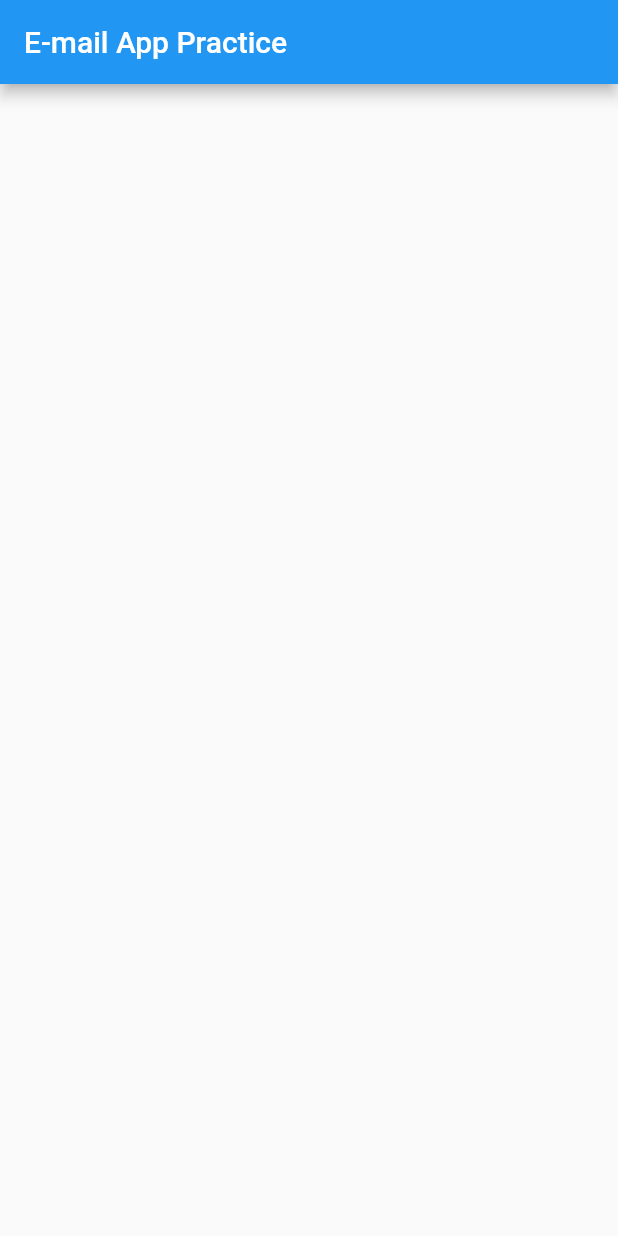
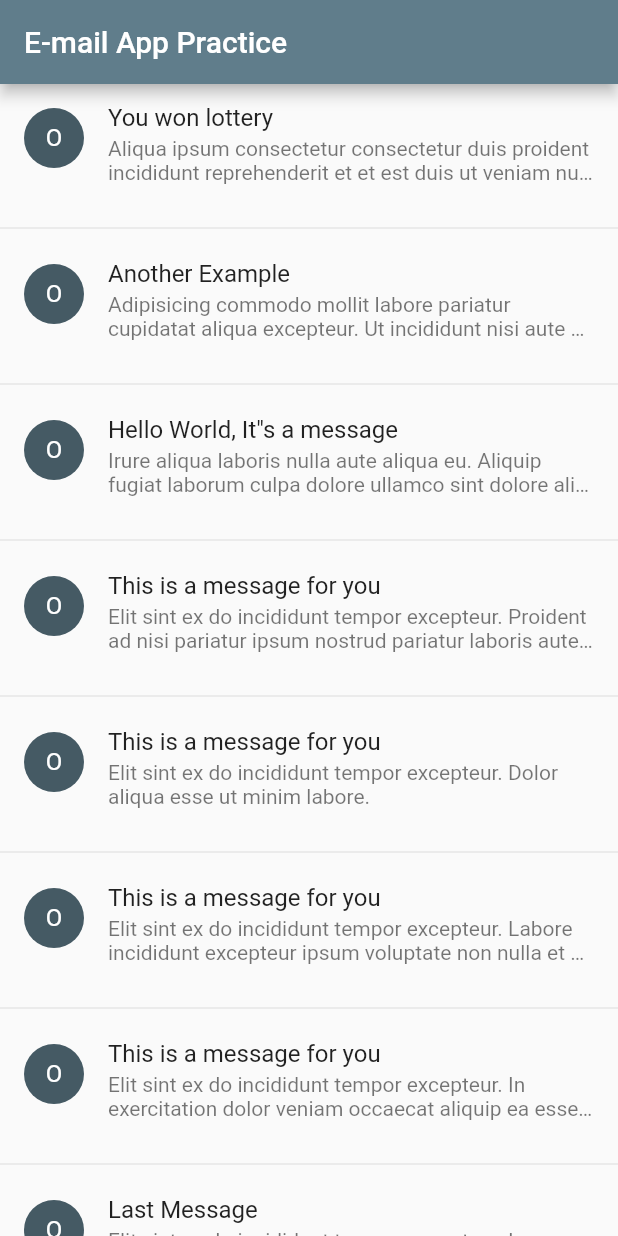
Before and after one commit to olvrcrls/flutter-sample, a Flutter app: the screen it shows after launch, on a phone screen of 412 x 824 dp. Run offline on Flutter 3.47's test engine with Material 2 defaults, Android fonts, the phone set to English and light mode, and no system bars.

Commit message:
Add Message model.

```diff
--- a/data/messages.json
+++ b/data/messages.json
@@ -29,4 +29,8 @@
       "title": "This is a message for you",
       "body": "Elit sint ex do incididunt tempor excepteur. In exercitation dolor veniam occaecat aliquip ea esse aute adipisicing."
     },
-  ];
+    {
+      "title": "Last Message",
+      "body": "Elit sint ex do incididunt tempor excepteur. In exercitation dolor veniam occaecat aliquip ea esse aute adipisicing."
+    }
+  ]
--- a/lib/main.dart
+++ b/lib/main.dart
@@ -9,7 +9,8 @@ class MyApp extends StatelessWidget {
     return MaterialApp(
       title: 'Flutter Demo',
       theme: ThemeData(
-        primarySwatch: Colors.blue,
+        primarySwatch: Colors.blueGrey,
+        accentColor: Colors.red
       ),
       home: MessageList(title: 'E-mail App Practice'),
     );
--- /dev/null
+++ b/lib/models/Message.dart
@@ -0,0 +1,10 @@
+class Message {
+  final String subject;
+  final String body;
+
+  Message({this.subject, this.body});
+
+  Message.fromJson(Map<String, dynamic> json) :
+    subject = json['title'],
+    body = json['body'];
+}
--- a/lib/screens/MessageList.dart
+++ b/lib/screens/MessageList.dart
@@ -1,4 +1,8 @@
+import 'dart:convert';
+
 import 'package:flutter/material.dart';
+import 'package:flutter/services.dart';
+import 'package:sample/models/Message.dart';
 
 class MessageList extends StatefulWidget {
   final String title;
@@ -11,6 +15,20 @@ class MessageList extends StatefulWidget {
 
 class _MessageListState extends State<MessageList> {
   var messages = const [];
+
+  Future loadMessageList() async {
+    var contents = await rootBundle.loadString('data/messages.json');
+    List collection = json.decode(contents);
+    List<Message> _messages = collection.map((json) => Message.fromJson(json)).toList();
+    setState(() => messages = _messages);
+  }
+
+  @override
+  void initState() {
+    loadMessageList();
+    super.initState();
+  }
+
   @override
   Widget build(BuildContext context) {
     return Scaffold(
@@ -21,15 +39,15 @@ class _MessageListState extends State<MessageList> {
           itemCount: messages.length,
           separatorBuilder: (BuildContext context, int index) => Divider(),
           itemBuilder: (BuildContext context, int index) {
-            var message = messages[index];
+            Message message = messages[index];
             return ListTile(
               isThreeLine: true,
               leading: CircleAvatar(
                 child: Text('O'),
               ),
-              title: Text(message['title']),
+              title: Text(message.subject),
               subtitle: Text(
-                message['body'],
+                message.body,
                 maxLines: 2,
                 overflow: TextOverflow.ellipsis,
               ),
```
